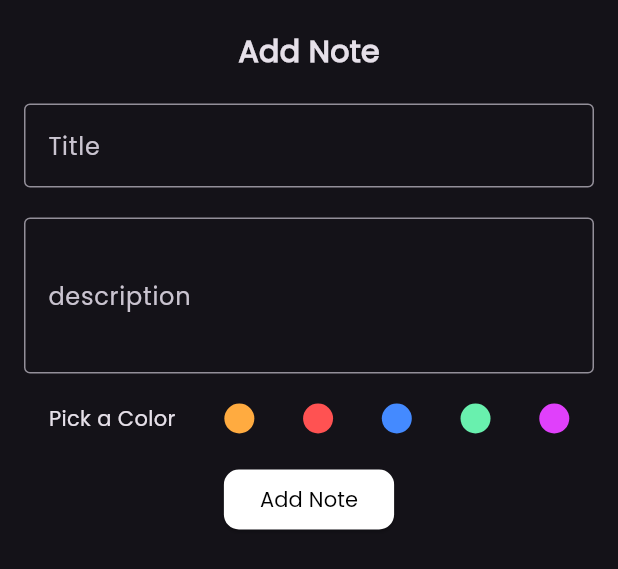
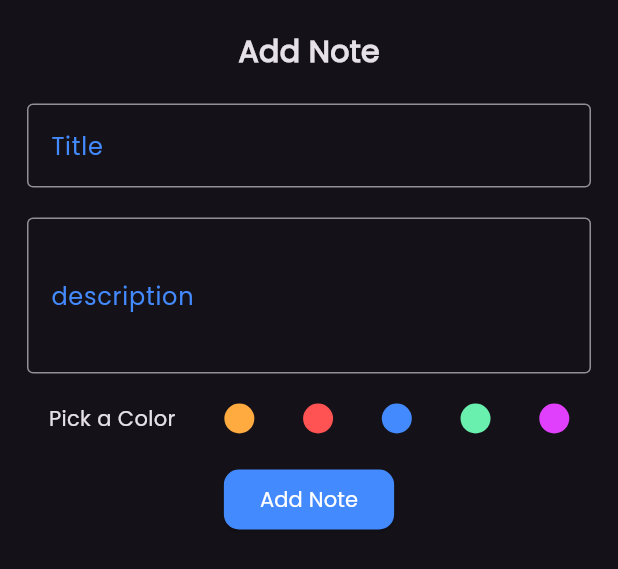
Before and after one commit to KamelKOFASH/Notes-App, a Flutter app: the AddNoteBottomSheet widget shown alone on an empty page, opened directly, on a phone screen of 412 x 824 dp. Shown: the top 569 px of the screen. Run offline on Flutter 3.47's test engine with Material 3 defaults, Android fonts, the phone set to English and light mode, and no system bars.

Commit message:
"Updated AddNoteBottomSheet and CustomTextField widgets with new import and style changes"

```diff
--- a/lib/views/widgets/add_note_bottom_sheet.dart
+++ b/lib/views/widgets/add_note_bottom_sheet.dart
@@ -1,4 +1,5 @@
 import 'package:flutter/material.dart';
+import 'package:notes_app/constants.dart';
 import 'package:notes_app/views/widgets/circle_color_button.dart';
 import 'package:notes_app/views/widgets/custom_text_field.dart';
 
@@ -52,8 +53,8 @@ class AddNoteBottomSheet extends StatelessWidget {
         ElevatedButton(
           onPressed: () {},
           style: ElevatedButton.styleFrom(
-            foregroundColor: Colors.black,
-            backgroundColor: Colors.white,
+            foregroundColor: Colors.white,
+            backgroundColor: primaryColor,
             shape: RoundedRectangleBorder(
               borderRadius: BorderRadius.circular(10),
             ),
--- a/lib/views/widgets/custom_text_field.dart
+++ b/lib/views/widgets/custom_text_field.dart
@@ -1,5 +1,5 @@
-import 'package:flutter/cupertino.dart';
 import 'package:flutter/material.dart';
+import 'package:notes_app/constants.dart';
 
 class CustomTextField extends StatelessWidget {
   const CustomTextField({
@@ -12,13 +12,19 @@ class CustomTextField extends StatelessWidget {
   @override
   Widget build(BuildContext context) {
     return Padding(
-      padding: const EdgeInsets.symmetric(horizontal: 16.0),
+      padding: const EdgeInsets.symmetric(horizontal: 18.0),
       child: TextField(
         maxLines: maxLines,
         decoration: InputDecoration(
           border: const OutlineInputBorder(),
+          labelStyle: TextStyle(color: primaryColor),
           labelText: text,
+          focusedBorder: OutlineInputBorder(
+            borderSide: BorderSide(color: primaryColor),
+            borderRadius: BorderRadius.circular(10),
+          ),
         ),
+        cursorColor: primaryColor,
       ),
     );
   }
```
